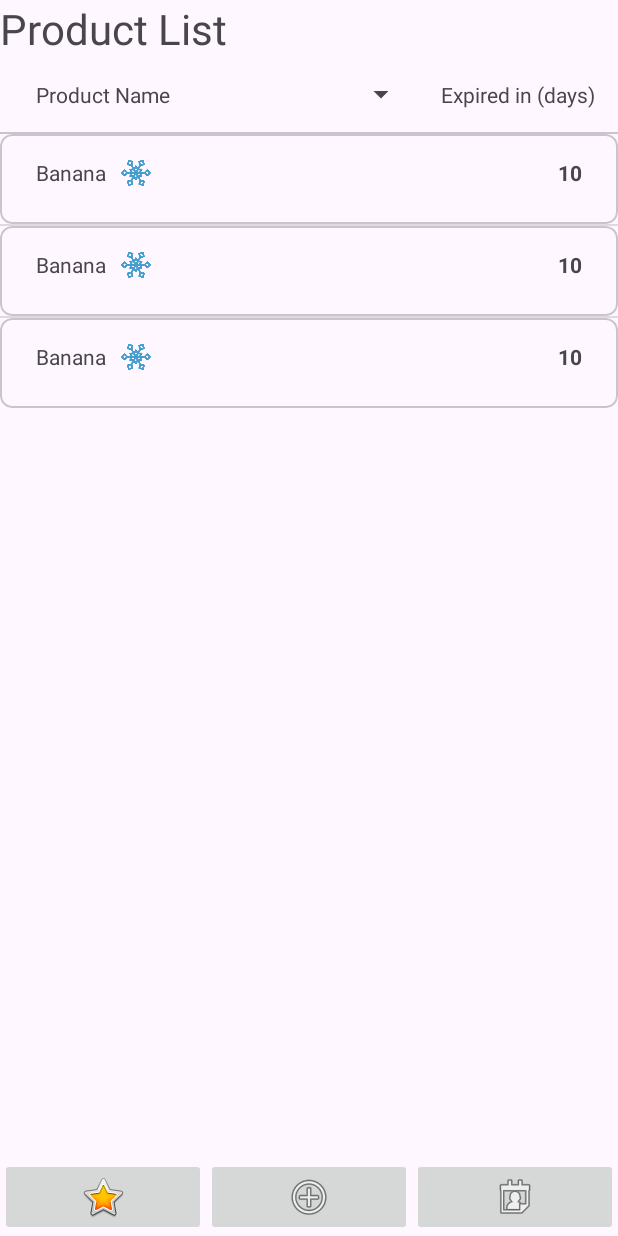
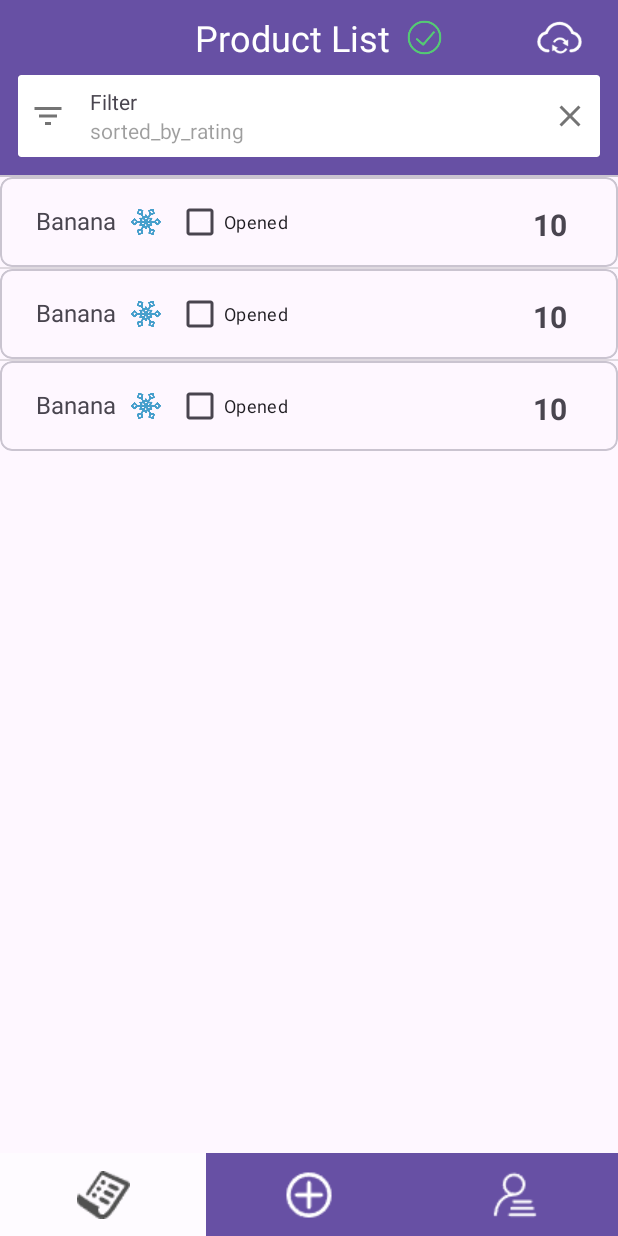
Before and after one commit to IM594/FreshPal, an Android app: the layout main_page.xml on its own in the app's theme, with its tools: preview values and no code run, on a phone screen of 412 x 824 dp. Run offline under Robolectric (Android 15) with nearby library versions, the phone set to English and light mode, and no system bars.

Commit message:
[Front-modify mainpage]

```diff
--- /dev/null
+++ b/app/src/main/res/drawable/ic_close_white_24px.xml
@@ -0,0 +1,9 @@
+<vector xmlns:android="http://schemas.android.com/apk/res/android"
+        android:width="24dp"
+        android:height="24dp"
+        android:viewportWidth="24.0"
+        android:viewportHeight="24.0">
+    <path
+        android:pathData="M19,6.41L17.59,5 12,10.59 6.41,5 5,6.41 10.59,12 5,17.59 6.41,19 12,13.41 17.59,19 19,17.59 13.41,12z"
+        android:fillColor="#FFFFFF"/>
+</vector>
--- /dev/null
+++ b/app/src/main/res/drawable/ic_filter_list_white_24px.xml
@@ -0,0 +1,9 @@
+<vector xmlns:android="http://schemas.android.com/apk/res/android"
+        android:width="24dp"
+        android:height="24dp"
+        android:viewportWidth="24.0"
+        android:viewportHeight="24.0">
+    <path
+        android:pathData="M10,18h4v-2h-4v2zM3,6v2h18L21,6L3,6zM6,13h12v-2L6,11v2z"
+        android:fillColor="#FFFFFF"/>
+</vector>
--- a/app/src/main/res/layout/items.xml
+++ b/app/src/main/res/layout/items.xml
@@ -2,6 +2,7 @@
 <com.google.android.material.card.MaterialCardView
     xmlns:android="http://schemas.android.com/apk/res/android"
     xmlns:app="http://schemas.android.com/apk/res-auto"
+    xmlns:tools="http://schemas.android.com/tools"
     android:layout_width="match_parent"
     android:layout_height="wrap_content"
     android:layout_marginBottom="10dp"
@@ -11,7 +12,6 @@
     <androidx.constraintlayout.widget.ConstraintLayout android:id="@+id/item"
         android:layout_width="match_parent"
         android:layout_height="60dp"
-        xmlns:tools="http://schemas.android.com/tools"
         android:background="?attr/selectableItemBackground"
         android:orientation="horizontal"
         android:padding="8dp">
@@ -23,8 +23,9 @@
             app:layout_constraintStart_toStartOf="parent"
             app:layout_constraintTop_toTopOf="parent"
             android:layout_marginStart="16dp"
-            android:layout_marginTop="8dp"
+            android:layout_marginTop="10dp"
             tools:text="Banana"
+            android:textSize="16sp"
             android:maxLines="1" />
 
         <ImageView
@@ -33,6 +34,7 @@
             android:layout_height="20dp"
             app:layout_constraintStart_toEndOf="@+id/item_name"
             app:layout_constraintTop_toTopOf="@+id/item_name"
+            android:layout_marginTop="2dp"
             android:layout_marginStart="10dp"
             app:srcCompat="@drawable/snow" />
 
@@ -42,9 +44,20 @@
             android:layout_height="wrap_content"
             app:layout_constraintTop_toTopOf="@+id/item_name"
             app:layout_constraintEnd_toEndOf="parent"
-            android:layout_marginEnd="16dp"
+            android:layout_marginEnd="26dp"
             android:textStyle="bold"
+            android:textSize="20sp"
             tools:text="10" />
+
+        <CheckBox
+            android:id="@+id/switch_opened"
+            android:layout_width="wrap_content"
+            android:layout_height="wrap_content"
+            app:layout_constraintStart_toEndOf="@+id/storage_image"
+            android:layout_marginStart="10dp"
+            app:layout_constraintTop_toTopOf="parent"
+            android:text="Opened"
+            android:textSize="12sp" />
 
     </androidx.constraintlayout.widget.ConstraintLayout>
 
--- a/app/src/main/res/layout/main_page.xml
+++ b/app/src/main/res/layout/main_page.xml
@@ -7,67 +7,128 @@
     android:layout_height="match_parent"
     android:orientation="vertical">
 
+    <LinearLayout
+        android:layout_width="match_parent"
+        android:layout_height="50dp"
+        android:background="?attr/colorPrimary"
+        android:orientation="horizontal">
+
         <TextView
             android:id="@+id/product_list_title"
             android:layout_width="wrap_content"
             android:layout_height="wrap_content"
-        android:layout_gravity="left|top"
+            android:layout_gravity="center_vertical"
             android:text="Product List"
-        android:textSize="28sp"/>
+            android:textSize="24sp"
+            android:layout_marginLeft="130dp"
+            android:textColor="@android:color/white"/>
+
+        <ImageView
+            android:id="@+id/sync_status"
+            android:layout_width="30dp"
+            android:layout_height="30dp"
+            android:layout_gravity="center_vertical"
+            android:layout_marginLeft="8dp"
+            app:srcCompat="@drawable/ok" />
+
+        <ImageView
+            android:id="@+id/sync"
+            android:layout_width="30dp"
+            android:layout_height="30dp"
+            app:srcCompat="@drawable/sync"
+            android:layout_marginLeft="60dp"
+            android:layout_gravity="center_vertical" />
+
+    </LinearLayout>
 
     <LinearLayout
         android:layout_width="match_parent"
         android:layout_height="0dp"
         android:layout_weight="1"
         android:orientation="vertical">
-        <!-- This LinearLayout is used to fill the remaining space -->
 
         <LinearLayout
             android:layout_width="match_parent"
-            android:layout_height="match_parent"
+            android:layout_height="wrap_content"
             android:orientation="vertical">
 
-            <androidx.constraintlayout.widget.ConstraintLayout
-                android:id="@+id/title"
+            <FrameLayout
+                android:id="@+id/filter_bar_container"
                 android:layout_width="match_parent"
-                android:layout_height="wrap_content">
+                android:layout_height="wrap_content"
+                android:paddingBottom="12dp"
+                android:paddingLeft="12dp"
+                android:paddingRight="12dp"
+                android:background="?attr/colorPrimary">
+
+                <androidx.cardview.widget.CardView
+                    android:id="@+id/filter_bar"
+                    android:layout_width="match_parent"
+                    android:layout_height="wrap_content"
+                    android:clickable="true"
+                    android:elevation="8dp"
+                    android:foreground="?attr/selectableItemBackground">
+
+                    <RelativeLayout
+                        android:layout_width="match_parent"
+                        android:layout_height="wrap_content"
+                        android:gravity="center_vertical">
+
+                        <ImageView
+                            android:id="@+id/button_filter"
+                            android:layout_width="wrap_content"
+                            android:layout_height="wrap_content"
+                            android:layout_centerVertical="true"
+                            android:padding="8dp"
+                            app:tint="@color/greySecondary"
+                            app:srcCompat="@drawable/ic_filter_list_white_24px" />
+
+                        <LinearLayout
+                            android:id="@+id/text_current_search_container"
+                            android:layout_width="wrap_content"
+                            android:layout_height="wrap_content"
+                            android:layout_centerVertical="true"
+                            android:layout_marginLeft="8dp"
+                            android:layout_toRightOf="@+id/button_filter"
+                            android:orientation="vertical"
+                            android:paddingBottom="8dp"
+                            android:paddingTop="8dp">
 
                             <TextView
-                    android:id="@+id/title_name"
-                    android:layout_width="100dp"
-                    android:layout_height="30dp"
-                    android:layout_marginStart="24dp"
-                    android:layout_marginTop="10dp"
-                    app:layout_constraintStart_toStartOf="parent"
-                    app:layout_constraintTop_toTopOf="parent"
-                    android:gravity="center_vertical"
-                    android:text="Product Name" />
-
-                <Spinner
-                    android:id="@+id/filter"
-                    android:layout_width="130dp"
-                    android:layout_height="30dp"
-                    android:layout_marginStart="24dp"
-                    app:layout_constraintStart_toEndOf="@+id/title_name"
-                    app:layout_constraintTop_toTopOf="@+id/title_name" />
+                                android:id="@+id/text_current_search"
+                                android:layout_width="wrap_content"
+                                android:layout_height="wrap_content"
+                                tools:text="Filter" />
 
                             <TextView
-                    android:id="@+id/title_expired_days"
-                    android:layout_width="110dp"
-                    android:layout_height="30dp"
-                    android:layout_marginStart="16dp"
-                    app:layout_constraintTop_toTopOf="@+id/title_name"
-                    app:layout_constraintStart_toEndOf="@+id/filter"
-                    android:gravity="center_vertical"
-                    android:text="Expired in (days)" />
+                                android:id="@+id/text_current_sort_by"
+                                android:layout_width="wrap_content"
+                                android:layout_height="wrap_content"
+                                android:text="sorted_by_rating"
+                                android:textColor="@color/greyDisabled" />
 
-            </androidx.constraintlayout.widget.ConstraintLayout>
+                        </LinearLayout>
+
+                        <ImageView
+                            android:id="@+id/button_clear_filter"
+                            android:layout_width="wrap_content"
+                            android:layout_height="wrap_content"
+                            android:layout_alignParentRight="true"
+                            android:layout_centerVertical="true"
+                            android:padding="8dp"
+                            app:tint="@color/greySecondary"
+                            app:srcCompat="@drawable/ic_close_white_24px" />
+
+                    </RelativeLayout>
+
+                </androidx.cardview.widget.CardView>
+
+            </FrameLayout>
 
             <com.google.android.material.divider.MaterialDivider
                 android:layout_width="match_parent"
                 android:layout_height="wrap_content"
-                app:layout_constraintTop_toBottomOf="@+id/title"
-                android:layout_marginTop="10dp" />
+                app:layout_constraintTop_toBottomOf="@+id/title" />
 
             <ListView
                 android:id="@+id/list_view"
@@ -83,29 +144,36 @@
 
     <LinearLayout
         android:layout_width="match_parent"
-        android:layout_height="wrap_content"
+        android:layout_height="55dp"
         android:gravity="bottom"
-        android:orientation="horizontal">
+        android:orientation="horizontal"
+        android:background="?attr/colorPrimary">
 
         <ImageButton
             android:id="@+id/imageButton_home"
             android:layout_width="0dp"
-            android:layout_height="wrap_content"
+            android:layout_height="55dp"
             android:layout_weight="1"
-            app:srcCompat="@android:drawable/btn_star_big_on" />
+            android:layout_gravity="center_vertical"
+            android:background="@color/md_theme_light_surface"
+            app:srcCompat="@drawable/list" />
 
         <ImageButton
             android:id="@+id/imageButton_add"
             android:layout_width="0dp"
-            android:layout_height="wrap_content"
+            android:layout_height="55dp"
             android:layout_weight="1"
-            app:srcCompat="@android:drawable/ic_menu_add" />
+            android:layout_gravity="center_vertical"
+            android:background="?attr/colorPrimary"
+            app:srcCompat="@drawable/add_white" />
 
         <ImageButton
             android:id="@+id/imageButton_profile"
             android:layout_width="0dp"
-            android:layout_height="wrap_content"
+            android:layout_height="55dp"
             android:layout_weight="1"
-            app:srcCompat="@android:drawable/ic_menu_my_calendar" />
+            android:layout_gravity="center_vertical"
+            android:background="?attr/colorPrimary"
+            app:srcCompat="@drawable/profile_white" />
     </LinearLayout>
 </LinearLayout>
--- a/app/src/main/res/values/colors.xml
+++ b/app/src/main/res/values/colors.xml
@@ -61,4 +61,11 @@
     <color name="md_theme_dark_surfaceTint">#B2C5FF</color>
     <color name="md_theme_dark_outlineVariant">#45464F</color>
     <color name="md_theme_dark_scrim">#000000</color>
+
+    <color name="colorPrimary">#4285F4</color>
+    <color name="colorPrimaryDark">#3367D6</color>
+    <color name="colorAccent">#F4B400</color>
+    <color name="greyPrimary">#DE000000</color>
+    <color name="greySecondary">#8B000000</color>
+    <color name="greyDisabled">#61000000</color>
 </resources>
```
Also changed, not shown: app/src/main/res/drawable/add.png (added), app/src/main/res/drawable/add_white.png (added), app/src/main/res/drawable/list.png (added), app/src/main/res/drawable/list_white.png (added), app/src/main/res/drawable/no.png (added), app/src/main/res/drawable/ok.png (added), app/src/main/res/drawable/profile.png (added), app/src/main/res/drawable/profile_white.png (added), app/src/main/res/drawable/sync.png (added). Lines whose indentation alone changed are shown as unchanged.
